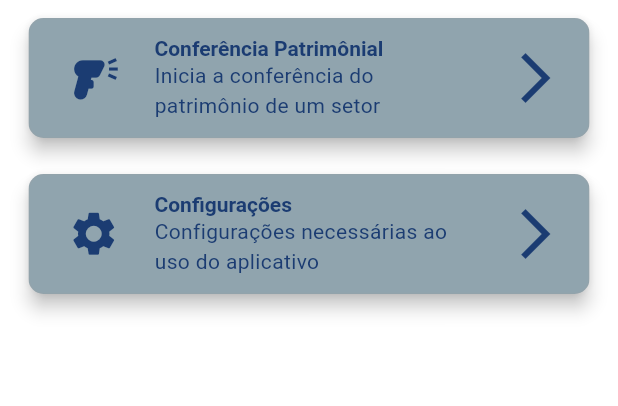
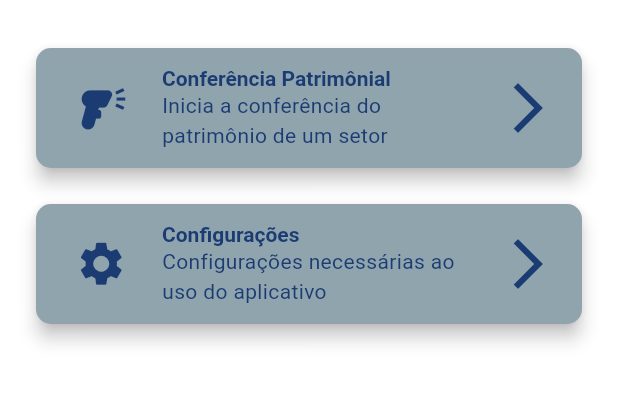
Before and after one commit to KautaLuttembarck/patrimonio, a Flutter app: the InitialMenuPage screen opened by its route, on a phone screen of 412 x 824 dp, the part 84-490 px from its top. Run offline on Flutter 3.47's test engine with Material 3 defaults, Android fonts, the phone set to English and light mode, and no system bars; drawn by our look-alikes of flutter_animate; our stand-ins replace sqflite, vibration; missing offline and left inert: clarity_flutter, simple_barcode_scanner; accounts and stored records are empty; statements that could not run were skipped.

Commit message:
Padronização das margens e paddings das telas

```diff
--- a/lib/ui/pages/initial_menu_page.dart
+++ b/lib/ui/pages/initial_menu_page.dart
@@ -18,7 +18,7 @@ class InitialMenuPage extends StatelessWidget {
       body: SafeArea(
         child: SingleChildScrollView(
           child: Padding(
-            padding: const EdgeInsets.symmetric(horizontal: 15.0),
+            padding: const EdgeInsets.all(20.0),
             child: InitialMenuPageActionList(),
           ),
         ),
```
